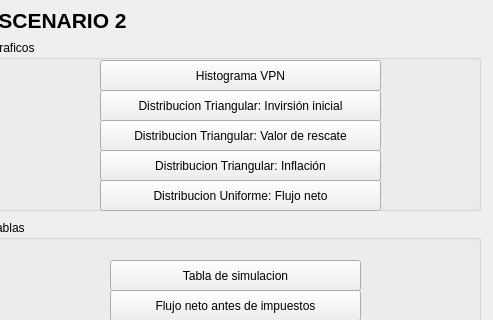
This is escenario_2/ventanaesc2.ui in Sei444/evaluacion_de_inversiones as Qt 5 draws it before an edit; both pictures show x 410 to 903 and y 0 to 320 of the 903 by 635 pixel window. The edited form follows.
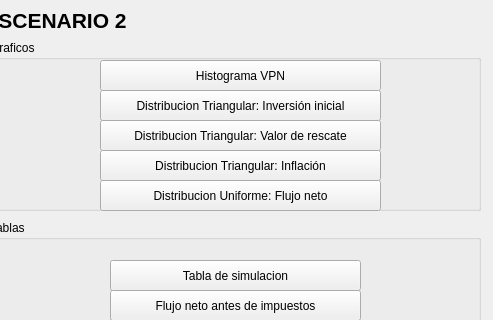
This is the edited form.

```diff
--- a/escenario_2/ventanaesc2.ui
+++ b/escenario_2/ventanaesc2.ui
@@ -536,7 +536,7 @@
       </rect>
      </property>
      <property name="text">
-      <string>Distribucion Triangular: Invirsión inicial</string>
+      <string>Distribucion Triangular: Inversión inicial</string>
      </property>
     </widget>
     <widget class="QPushButton" name="pushButton_res">
```
